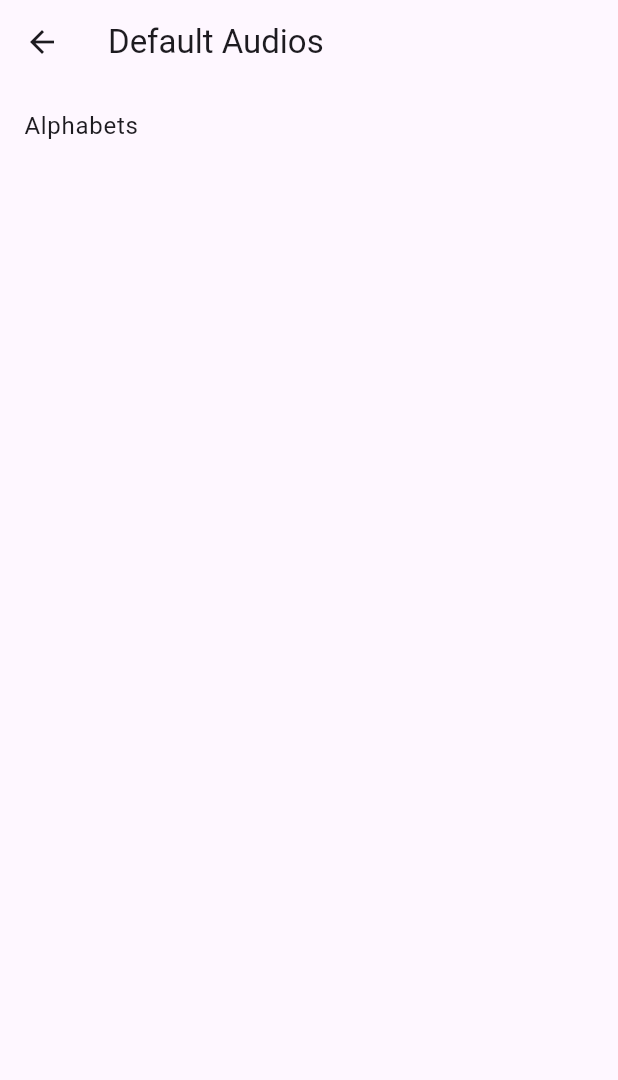
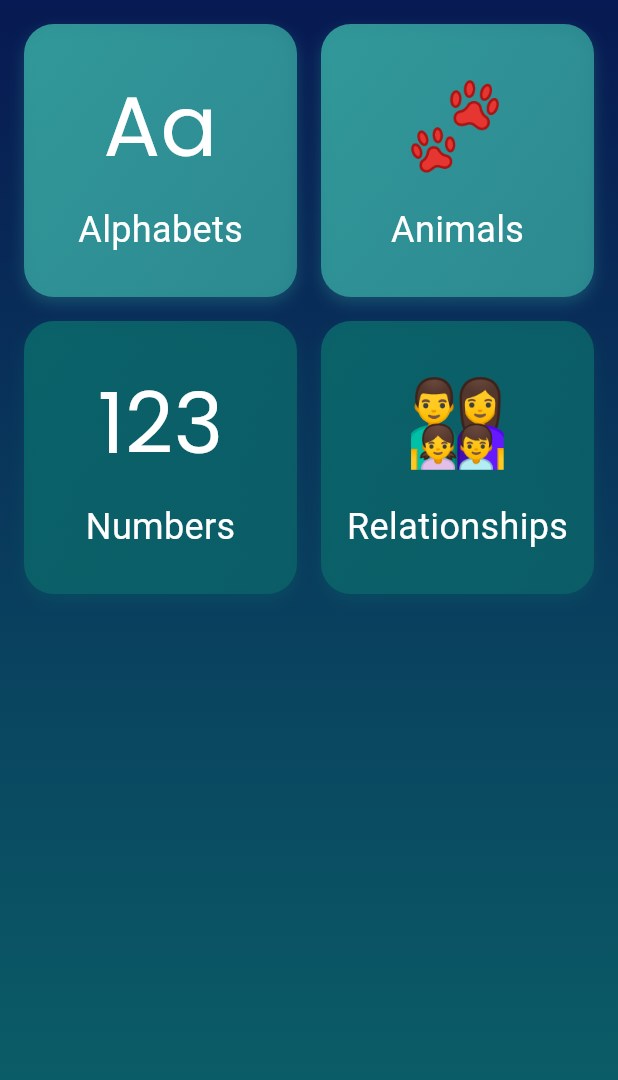
Before and after one commit to kichuman28/koode_v2, a Flutter app: the DefaultAudiosPage screen opened by its route, on a phone screen of 412 x 824 dp. Shown: the top 1080 px of the screen. Run offline on Flutter 3.47's test engine with Material 3 defaults, Android fonts, the light colour scheme and no system bars; our stand-ins replace google_fonts, hive, hive_flutter, just_audio; missing offline and left inert: record; accounts and stored records are empty.

Commit message:
Update: Changed the overall design of the screens

```diff
--- a/lib/ui/screens/default_audio/default_audio_list.dart
+++ b/lib/ui/screens/default_audio/default_audio_list.dart
@@ -1,5 +1,5 @@
-// Created by: Adwaith Jayasankar, Created at: 15-08-2024 21:53
 import 'package:flutter/material.dart';
+import 'package:google_fonts/google_fonts.dart';
 
 class DefaultAudiosPage extends StatelessWidget {
   const DefaultAudiosPage({super.key});
@@ -7,19 +7,116 @@ class DefaultAudiosPage extends StatelessWidget {
   @override
   Widget build(BuildContext context) {
     return Scaffold(
-      appBar: AppBar(
-        title: const Text("Default Audios"),
+      body: Container(
+        decoration: const BoxDecoration(
+          gradient: LinearGradient(
+            colors: [Color(0xFF071952), Color(0xFF0B666A)],
+            begin: Alignment.topCenter,
+            end: Alignment.bottomCenter,
+          ),
+        ),
+        child: Padding(
+          padding: const EdgeInsets.all(16.0),
+          child: GridView.count(
+            crossAxisCount: 2,
+            crossAxisSpacing: 16.0,
+            mainAxisSpacing: 16.0,
+            children: [
+              _buildCategoryTab(
+                context: context,
+                icon: "Aa",
+                label: "Alphabets",
+                color: const Color(0xFF35A29F),
+                onTap: () {
+                  Navigator.pushNamed(context, '/alphabet-list');
+                },
+              ),
+              _buildCategoryTab(
+                context: context,
+                icon: "🐾", // Example icon for Animals
+                label: "Animals",
+                color: const Color(0xFF35A29F),
+                onTap: () {
+                  // Navigator.pushNamed(context, '/animals-list');
+                },
+              ),
+              _buildCategoryTab(
+                context: context,
+                icon: "123",
+                label: "Numbers",
+                color: const Color(0xFF0B666A),
+                onTap: () {
+                  // Navigator.pushNamed(context, '/numbers-list');
+                },
+              ),
+              _buildCategoryTab(
+                context: context,
+                icon: "👨‍👩‍👧‍👦", // Example icon for Relationships
+                label: "Relationships",
+                color: const Color(0xFF0B666A),
+                onTap: () {
+                  // Navigator.pushNamed(context, '/relationships-list');
+                },
+              ),
+            ],
+          ),
+        ),
       ),
-      body: ListView(
-        children: [
-          ListTile(
-            title: const Text("Alphabets"),
-            onTap: () {
-              Navigator.pushNamed(context, '/alphabet-list');
-            },
+    );
+  }
+
+  Widget _buildCategoryTab({
+    required BuildContext context,
+    required String icon,
+    required String label,
+    required Color color,
+    required VoidCallback onTap,
+  }) {
+    return GestureDetector(
+      onTap: onTap,
+      child: Container(
+        padding: const EdgeInsets.all(12.0),
+        decoration: BoxDecoration(
+          gradient: LinearGradient(
+            colors: [color.withOpacity(0.9), color.withOpacity(0.7)],
+            begin: Alignment.topLeft,
+            end: Alignment.bottomRight,
           ),
-          // Add more folders here if needed
-        ],
+          borderRadius: BorderRadius.circular(20.0),
+          boxShadow: [
+            BoxShadow(
+              color: color.withOpacity(0.3),
+              offset: const Offset(0, 4),
+              blurRadius: 8.0,
+            ),
+          ],
+        ),
+        child: Center(
+          child: Column(
+            mainAxisSize: MainAxisSize.min,
+            children: [
+              Text(
+                icon,
+                style: GoogleFonts.poppins(
+                  textStyle: const TextStyle(
+                    fontSize: 56,
+                    color: Colors.white,
+                  ),
+                ),
+              ),
+              const SizedBox(height: 12.0),
+              Text(
+                label,
+                style: GoogleFonts.reemKufi(
+                  textStyle: const TextStyle(
+                    fontSize: 24,
+                    color: Colors.white,
+                  ),
+                ),
+              ),
+            ],
+          ),
+        ),
       ),
     );
   }
```
Also changed, not shown: lib/ui/screens/default_audio/alphabets/alphabet_list.dart (+65 -8 lines), lib/ui/screens/default_audio/alphabets/alphabet_page.dart (+24 -8 lines).
